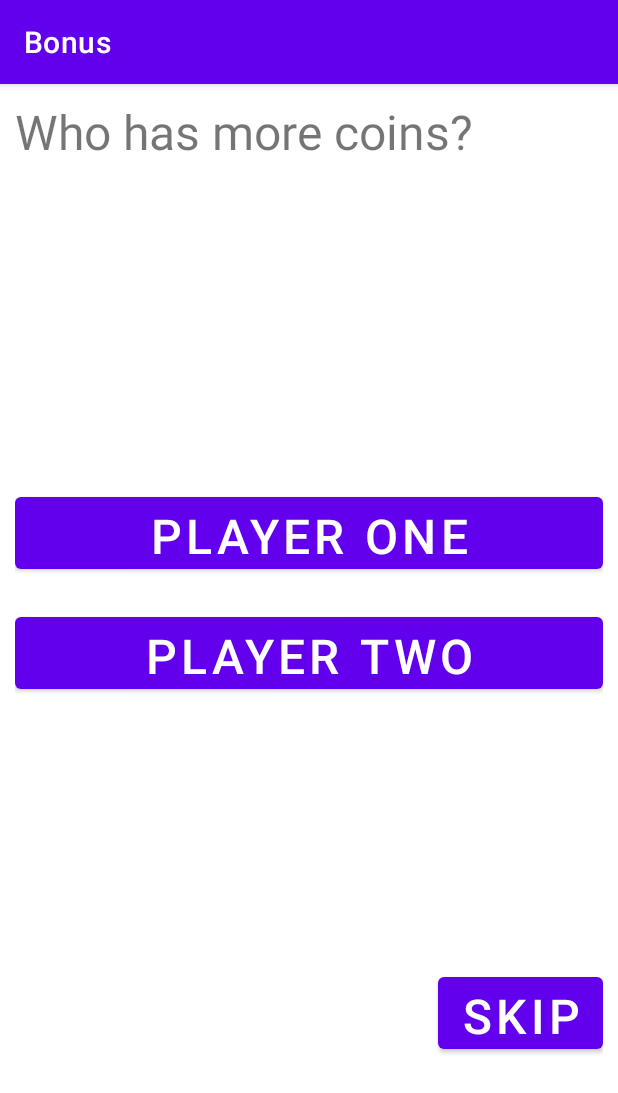
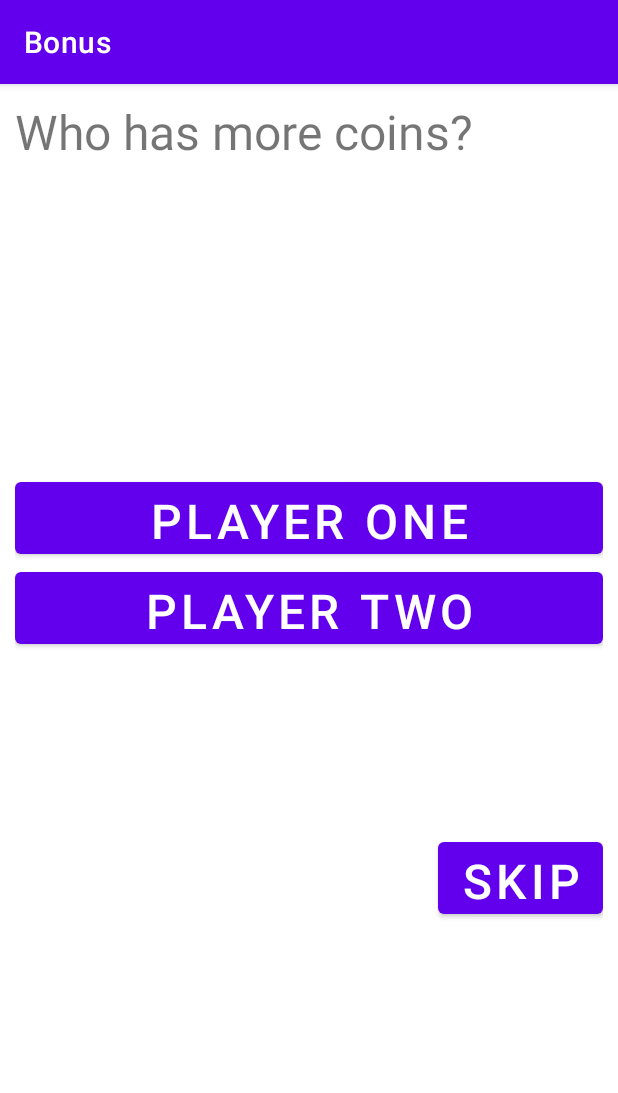
Before and after one commit to FlopperTheDolphin/Scopah, an Android app: the WizardActivity screen opened directly, with no data from a screen before it, on a phone screen of 412 x 824 dp. Shown: the top 1093 px of the screen. Run offline under Robolectric (Android 15) with nearby library versions, the phone set to English and light mode, and no system bars; 5 statements that could not run were skipped.

```diff
--- a/app/src/main/AndroidManifest.xml
+++ b/app/src/main/AndroidManifest.xml
@@ -20,7 +20,7 @@
             android:name=".GameActivity"
             android:screenOrientation="portrait" />
         <activity
-            android:name=".StatsActivity"
+            android:name=".ViewMatchesActivity"
             android:label="@string/past_games" />
         <activity
             android:name=".ResumeActivity"
--- a/app/src/main/java/com/example/scopah/MenuActivity.java
+++ b/app/src/main/java/com/example/scopah/MenuActivity.java
@@ -61,12 +61,14 @@ public class MenuActivity extends AppCompatActivity {
     }
 
     private void resume() {
-        final Intent intent = new Intent(this, ResumeActivity.class);
+        final Intent intent = new Intent(this, ViewMatchesActivity.class);
+        intent.putExtra("completed", false);
         startActivity(intent);
     }
 
     private void stats() {
-        final Intent intent = new Intent(this, StatsActivity.class);
+        final Intent intent = new Intent(this, ViewMatchesActivity.class);
+        intent.putExtra("completed", true);
         startActivity(intent);
     }
 }
--- a/app/src/main/java/com/example/scopah/WizardActivity.java
+++ b/app/src/main/java/com/example/scopah/WizardActivity.java
@@ -155,8 +155,8 @@ public class WizardActivity extends AppCompatActivity {
                 }
             });
         } else {
-            LinearLayoutCompat row = (LinearLayoutCompat) findViewById(R.id.row3);
-            row.setVisibility(View.INVISIBLE);
+            Button p3 = (Button) findViewById(R.id.button_three);
+            p3.setVisibility(View.INVISIBLE);
         }
 
         // player four
@@ -179,8 +179,8 @@ public class WizardActivity extends AppCompatActivity {
                 }
             });
         } else {
-            LinearLayoutCompat row = (LinearLayoutCompat) findViewById(R.id.row4);
-            row.setVisibility(View.INVISIBLE);
+            Button p4 = (Button) findViewById(R.id.button_four);
+            p4.setVisibility(View.INVISIBLE);
         }
 
         // skip
@@ -220,6 +220,7 @@ public class WizardActivity extends AppCompatActivity {
         intent.putExtra("names", names);
         intent.putExtra("colors", colors);
         intent.putExtra("scores", scores);
+        intent.putExtra("sum", 0);
 
         startActivity(intent);
     }
--- a/app/src/main/java/com/example/scopah/utils/DatabaseHelper.java
+++ b/app/src/main/java/com/example/scopah/utils/DatabaseHelper.java
@@ -34,9 +34,7 @@ public class DatabaseHelper extends SQLiteOpenHelper {
 
     @Override
     public void onCreate(SQLiteDatabase database) {
-            database.beginTransaction();
             database.execSQL(QUERY_CREATE_DB);
-            database.endTransaction();
     }
 
     public ArrayList<ContentValues> dataToValues(MatchData data) {
--- a/app/src/main/java/com/example/scopah/utils/LocalData.java
+++ b/app/src/main/java/com/example/scopah/utils/LocalData.java
@@ -6,6 +6,7 @@ public interface LocalData {
     public void open();
     public void close();
 
-    public ArrayList<MatchData> getAllData();
+    public ArrayList<MatchData> getAllData(boolean completed);
     public MatchData insertData(MatchData data);
+    public int deleteData(long id);
 }
--- a/app/src/main/res/layout/activity_wizard.xml
+++ b/app/src/main/res/layout/activity_wizard.xml
@@ -62,13 +62,6 @@
             android:layout_weight="2"
             android:orientation="vertical">
 
-            <androidx.appcompat.widget.LinearLayoutCompat
-                android:id="@+id/row1"
-                android:layout_width="match_parent"
-                android:layout_height="wrap_content"
-                android:orientation="horizontal"
-                android:paddingVertical="10dp">
-
             <Button
                 android:id="@+id/button_one"
                 android:layout_width="match_parent"
@@ -78,14 +71,6 @@
                 android:textAlignment="center"
                 android:textSize="32dp" />
 
-            </androidx.appcompat.widget.LinearLayoutCompat>
-
-            <androidx.appcompat.widget.LinearLayoutCompat
-                android:id="@+id/row2"
-                android:layout_width="match_parent"
-                android:layout_height="wrap_content"
-                android:orientation="horizontal"
-                android:paddingVertical="10dp">
 
             <Button
                 android:id="@+id/button_two"
@@ -96,15 +81,6 @@
                 android:textAlignment="center"
                 android:textSize="32dp" />
 
-            </androidx.appcompat.widget.LinearLayoutCompat>
-
-            <androidx.appcompat.widget.LinearLayoutCompat
-                android:id="@+id/row3"
-                android:layout_width="match_parent"
-                android:layout_height="wrap_content"
-                android:orientation="horizontal"
-                android:paddingVertical="10dp">
-
             <Button
                 android:id="@+id/button_three"
                 android:layout_width="match_parent"
@@ -114,15 +90,7 @@
                 android:textAlignment="center"
                 android:textSize="32dp" />
 
-            </androidx.appcompat.widget.LinearLayoutCompat>
 
-            <androidx.appcompat.widget.LinearLayoutCompat
-                android:id="@+id/row4"
-                android:layout_width="match_parent"
-                android:layout_height="wrap_content"
-                android:orientation="horizontal"
-                android:paddingVertical="10dp"
-                tools:visibility="visible">
 
             <Button
                 android:id="@+id/button_four"
@@ -133,14 +101,7 @@
                 android:textAlignment="center"
                 android:textSize="32dp" />
 
-            </androidx.appcompat.widget.LinearLayoutCompat>
 
-            <androidx.appcompat.widget.LinearLayoutCompat
-                android:layout_width="match_parent"
-                android:layout_height="wrap_content"
-                android:orientation="horizontal"
-                android:paddingVertical="10dp"
-                android:gravity="right">
 
             <Button
                 android:id="@+id/button_skip"
@@ -148,10 +109,8 @@
                 android:layout_height="60dp"
                 android:singleLine="true"
                 android:text="@string/skip"
-                    android:textAlignment="center"
-                    android:textSize="32dp" />
-
-            </androidx.appcompat.widget.LinearLayoutCompat>
+                android:textSize="32dp"
+                android:layout_gravity="right"/>
 
         </androidx.appcompat.widget.LinearLayoutCompat>
     </androidx.appcompat.widget.LinearLayoutCompat>
```
Also changed, not shown: app/src/main/java/com/example/scopah/LeaderboardActivity.java (+63 -4 lines), app/src/main/java/com/example/scopah/ResumeActivity.java (deleted, +0 -13 lines), app/src/main/java/com/example/scopah/ViewMatchesActivity.java (renamed from app/src/main/java/com/example/scopah/StatsActivity.java, +21 -4 lines), app/src/main/java/com/example/scopah/utils/LocalDataDB.java (+10 -3 lines), app/src/main/java/com/example/scopah/utils/MatchData.java (+44 -0 lines), app/src/main/res/layout/activity_leaderboard.xml (+19 -18 lines), app/src/main/res/layout/activity_resume.xml (deleted, +0 -10 lines), app/src/main/res/layout/activity_view_matches.xml (renamed from app/src/main/res/layout/activity_stats.xml, +6 -3 lines). Lines whose indentation alone changed are shown as unchanged.
